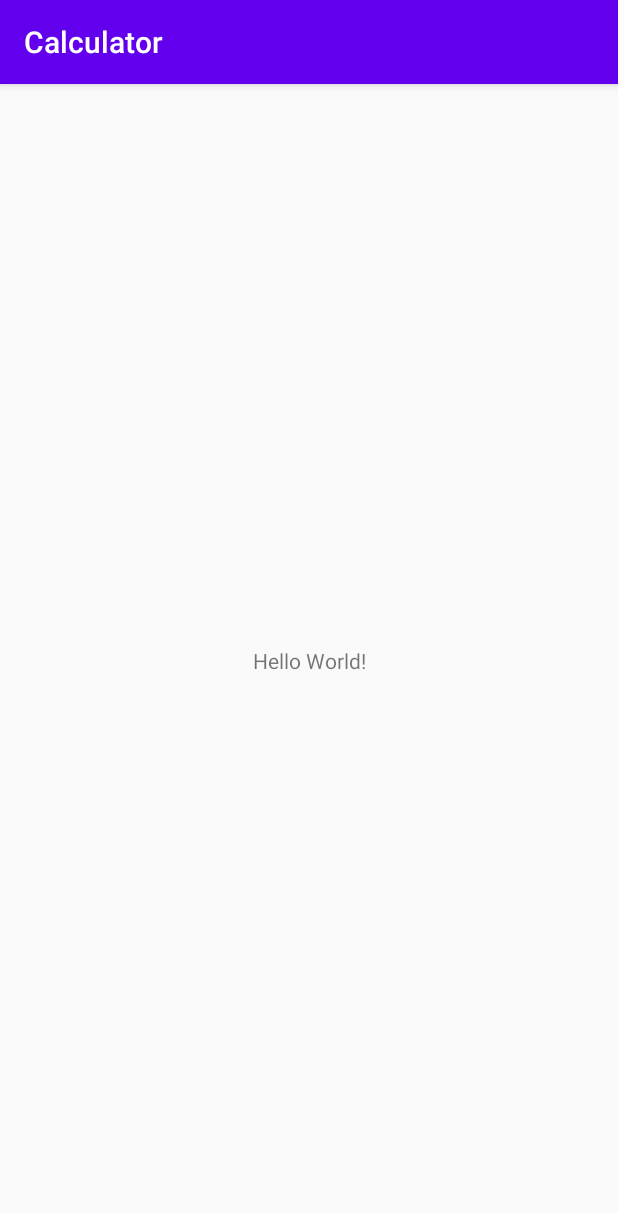
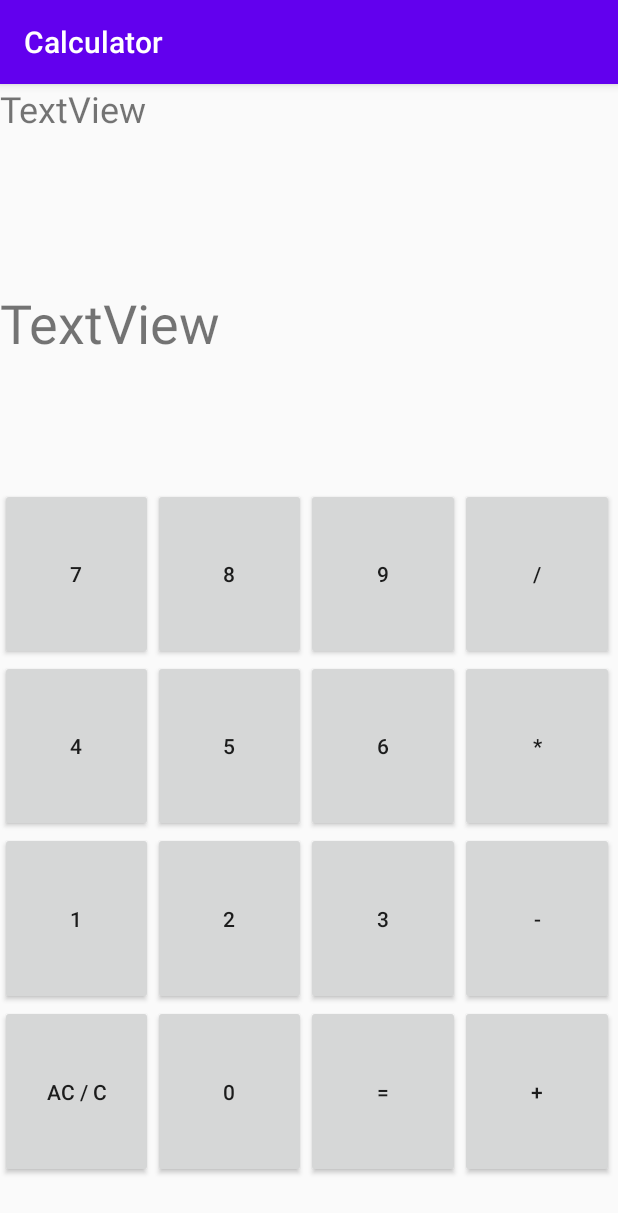
Before and after one commit to sya-ri/Android_Calculator, an Android app: the screen it shows after launch (MainActivity), on a phone screen of 412 x 824 dp. Shown: the top 1213 px of the screen. Run offline under Robolectric (Android 15) with nearby library versions, the phone set to English and light mode, and no system bars.

Commit message:
ボタンを配置した

```diff
--- a/app/src/main/res/layout/activity_main.xml
+++ b/app/src/main/res/layout/activity_main.xml
@@ -6,13 +6,170 @@
     android:layout_height="match_parent"
     tools:context=".MainActivity">
 
-    <TextView
-        android:layout_width="wrap_content"
-        android:layout_height="wrap_content"
-        android:text="Hello World!"
-        app:layout_constraintBottom_toBottomOf="parent"
-        app:layout_constraintLeft_toLeftOf="parent"
-        app:layout_constraintRight_toRightOf="parent"
-        app:layout_constraintTop_toTopOf="parent" />
+    <LinearLayout
+        android:layout_width="409dp"
+        android:layout_height="729dp"
+        android:orientation="vertical"
+        tools:layout_editor_absoluteX="1dp"
+        tools:layout_editor_absoluteY="1dp">
 
+        <TextView
+            android:id="@+id/text_formula"
+            android:layout_width="match_parent"
+            android:layout_height="20dp"
+            android:layout_weight="1"
+            android:text="TextView"
+            android:textSize="24sp"
+            tools:text="formula" />
+
+        <TextView
+            android:id="@+id/text_result"
+            android:layout_width="match_parent"
+            android:layout_height="20dp"
+            android:layout_weight="1"
+            android:text="TextView"
+            android:textSize="36sp"
+            tools:text="result" />
+
+        <LinearLayout
+            android:layout_width="match_parent"
+            android:layout_height="0dp"
+            android:layout_weight="1"
+            android:orientation="horizontal">
+
+            <Button
+                android:id="@+id/button_7"
+                android:layout_width="0dp"
+                android:layout_height="match_parent"
+                android:layout_weight="1"
+                android:text="7" />
+
+            <Button
+                android:id="@+id/button_8"
+                android:layout_width="0dp"
+                android:layout_height="match_parent"
+                android:layout_weight="1"
+                android:text="8" />
+
+            <Button
+                android:id="@+id/button_9"
+                android:layout_width="0dp"
+                android:layout_height="match_parent"
+                android:layout_weight="1"
+                android:text="9" />
+
+            <Button
+                android:id="@+id/button_divide"
+                android:layout_width="0dp"
+                android:layout_height="match_parent"
+                android:layout_weight="1"
+                android:text="/" />
+        </LinearLayout>
+
+        <LinearLayout
+            android:layout_width="match_parent"
+            android:layout_height="0dp"
+            android:layout_weight="1"
+            android:orientation="horizontal">
+
+            <Button
+                android:id="@+id/button_4"
+                android:layout_width="0dp"
+                android:layout_height="match_parent"
+                android:layout_weight="1"
+                android:text="4" />
+
+            <Button
+                android:id="@+id/button_5"
+                android:layout_width="0dp"
+                android:layout_height="match_parent"
+                android:layout_weight="1"
+                android:text="5" />
+
+            <Button
+                android:id="@+id/button_6"
+                android:layout_width="0dp"
+                android:layout_height="match_parent"
+                android:layout_weight="1"
+                android:text="6" />
+
+            <Button
+                android:id="@+id/button_multiply"
+                android:layout_width="0dp"
+                android:layout_height="match_parent"
+                android:layout_weight="1"
+                android:text="*" />
+        </LinearLayout>
+
+        <LinearLayout
+            android:layout_width="match_parent"
+            android:layout_height="0dp"
+            android:layout_weight="1"
+            android:orientation="horizontal">
+
+            <Button
+                android:id="@+id/button_1"
+                android:layout_width="0dp"
+                android:layout_height="match_parent"
+                android:layout_weight="1"
+                android:text="1" />
+
+            <Button
+                android:id="@+id/button_2"
+                android:layout_width="0dp"
+                android:layout_height="match_parent"
+                android:layout_weight="1"
+                android:text="2" />
+
+            <Button
+                android:id="@+id/button_3"
+                android:layout_width="0dp"
+                android:layout_height="match_parent"
+                android:layout_weight="1"
+                android:text="3" />
+
+            <Button
+                android:id="@+id/button_substract"
+                android:layout_width="0dp"
+                android:layout_height="match_parent"
+                android:layout_weight="1"
+                android:text="-" />
+        </LinearLayout>
+
+        <LinearLayout
+            android:layout_width="match_parent"
+            android:layout_height="0dp"
+            android:layout_weight="1"
+            android:orientation="horizontal">
+
+            <Button
+                android:id="@+id/button_reset"
+                android:layout_width="0dp"
+                android:layout_height="match_parent"
+                android:layout_weight="1"
+                android:text="AC / C" />
+
+            <Button
+                android:id="@+id/button_0"
+                android:layout_width="0dp"
+                android:layout_height="match_parent"
+                android:layout_weight="1"
+                android:text="0" />
+
+            <Button
+                android:id="@+id/button_equals"
+                android:layout_width="0dp"
+                android:layout_height="match_parent"
+                android:layout_weight="1"
+                android:text="=" />
+
+            <Button
+                android:id="@+id/button_plus"
+                android:layout_width="0dp"
+                android:layout_height="match_parent"
+                android:layout_weight="1"
+                android:text="+" />
+        </LinearLayout>
+
+    </LinearLayout>
 </androidx.constraintlayout.widget.ConstraintLayout>
```
